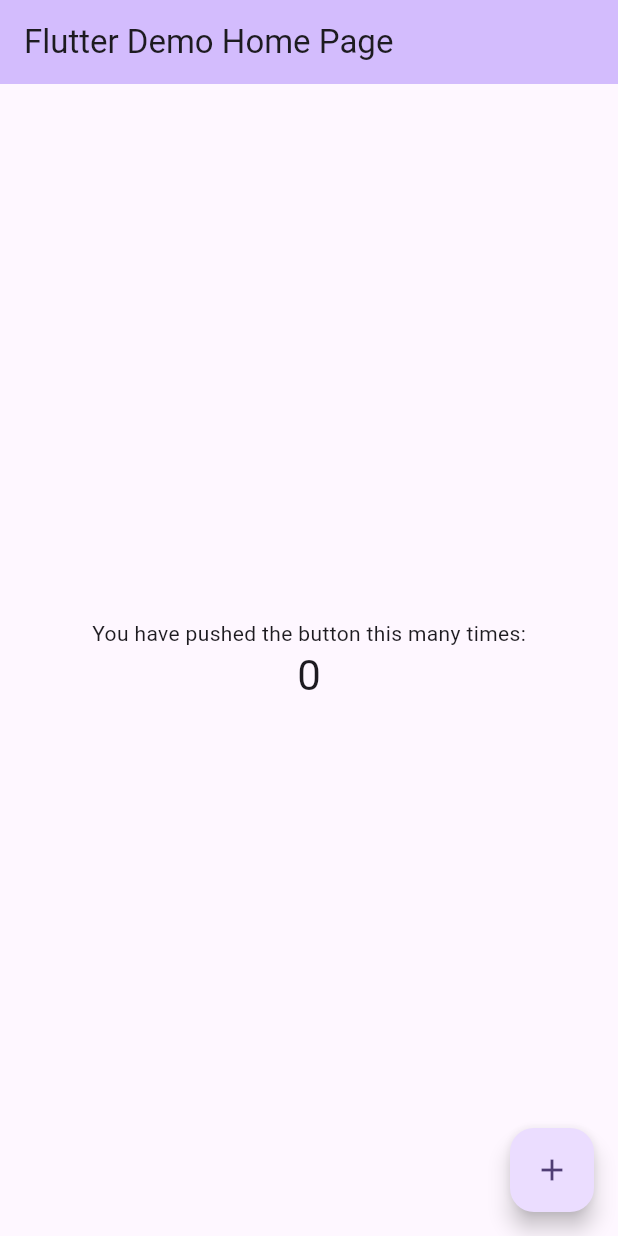
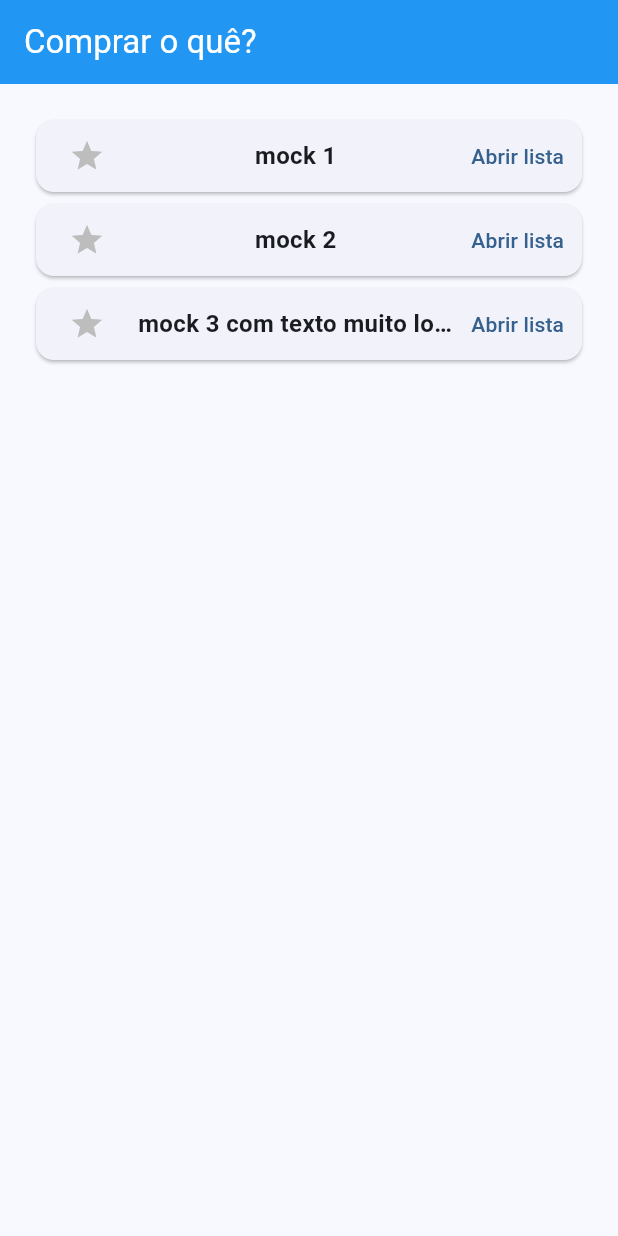
Before and after one commit to Silva-Amon/comprar_oque, a Flutter app: the screen it shows after launch, on a phone screen of 412 x 824 dp. Run offline on Flutter 3.47's test engine with Material 3 defaults, Android fonts, the phone set to English and light mode, and no system bars.

Commit message:
90 porcento da home pronto

```diff
--- a/lib/main.dart
+++ b/lib/main.dart
@@ -1,3 +1,4 @@
+import 'package:comprar_oque/screens/home.dart';
 import 'package:flutter/material.dart';
 
 void main() {
@@ -7,119 +8,18 @@ void main() {
 class MyApp extends StatelessWidget {
   const MyApp({super.key});
 
-  // This widget is the root of your application.
   @override
   Widget build(BuildContext context) {
     return MaterialApp(
       title: 'Flutter Demo',
       theme: ThemeData(
-        // This is the theme of your application.
-        //
-        // TRY THIS: Try running your application with "flutter run". You'll see
-        // the application has a purple toolbar. Then, without quitting the app,
-        // try changing the seedColor in the colorScheme below to Colors.green
-        // and then invoke "hot reload" (save your changes or press the "hot
-        // reload" button in a Flutter-supported IDE, or press "r" if you used
-        // the command line to start the app).
-        //
-        // Notice that the counter didn't reset back to zero; the application
-        // state is not lost during the reload. To reset the state, use hot
-        // restart instead.
-        //
-        // This works for code too, not just values: Most code changes can be
-        // tested with just a hot reload.
-        colorScheme: ColorScheme.fromSeed(seedColor: Colors.deepPurple),
+        colorScheme: ColorScheme.fromSeed(seedColor: Colors.blue),
         useMaterial3: true,
       ),
-      home: const MyHomePage(title: 'Flutter Demo Home Page'),
+      routes:{
+        "/": (context) => const HomePurchaseListWidget()
+      },
+      initialRoute: "/",
     );
   }
 }
-
-class MyHomePage extends StatefulWidget {
-  const MyHomePage({super.key, required this.title});
-
-  // This widget is the home page of your application. It is stateful, meaning
-  // that it has a State object (defined below) that contains fields that affect
-  // how it looks.
-
-  // This class is the configuration for the state. It holds the values (in this
-  // case the title) provided by the parent (in this case the App widget) and
-  // used by the build method of the State. Fields in a Widget subclass are
-  // always marked "final".
-
-  final String title;
-
-  @override
-  State<MyHomePage> createState() => _MyHomePageState();
-}
-
-class _MyHomePageState extends State<MyHomePage> {
-  int _counter = 0;
-
-  void _incrementCounter() {
-    setState(() {
-      // This call to setState tells the Flutter framework that something has
-      // changed in this State, which causes it to rerun the build method below
-      // so that the display can reflect the updated values. If we changed
-      // _counter without calling setState(), then the build method would not be
-      // called again, and so nothing would appear to happen.
-      _counter++;
-    });
-  }
-
-  @override
-  Widget build(BuildContext context) {
-    // This method is rerun every time setState is called, for instance as done
-    // by the _incrementCounter method above.
-    //
-    // The Flutter framework has been optimized to make rerunning build methods
-    // fast, so that you can just rebuild anything that needs updating rather
-    // than having to individually change instances of widgets.
-    return Scaffold(
-      appBar: AppBar(
-        // TRY THIS: Try changing the color here to a specific color (to
-        // Colors.amber, perhaps?) and trigger a hot reload to see the AppBar
-        // change color while the other colors stay the same.
-        backgroundColor: Theme.of(context).colorScheme.inversePrimary,
-        // Here we take the value from the MyHomePage object that was created by
-        // the App.build method, and use it to set our appbar title.
-        title: Text(widget.title),
-      ),
-      body: Center(
-        // Center is a layout widget. It takes a single child and positions it
-        // in the middle of the parent.
-        child: Column(
-          // Column is also a layout widget. It takes a list of children and
-          // arranges them vertically. By default, it sizes itself to fit its
-          // children horizontally, and tries to be as tall as its parent.
-          //
-          // Column has various properties to control how it sizes itself and
-          // how it positions its children. Here we use mainAxisAlignment to
-          // center the children vertically; the main axis here is the vertical
-          // axis because Columns are vertical (the cross axis would be
-          // horizontal).
-          //
-          // TRY THIS: Invoke "debug painting" (choose the "Toggle Debug Paint"
-          // action in the IDE, or press "p" in the console), to see the
-          // wireframe for each widget.
-          mainAxisAlignment: MainAxisAlignment.center,
-          children: <Widget>[
-            const Text(
-              'You have pushed the button this many times:',
-            ),
-            Text(
-              '$_counter',
-              style: Theme.of(context).textTheme.headlineMedium,
-            ),
-          ],
-        ),
-      ),
-      floatingActionButton: FloatingActionButton(
-        onPressed: _incrementCounter,
-        tooltip: 'Increment',
-        child: const Icon(Icons.add),
-      ), // This trailing comma makes auto-formatting nicer for build methods.
-    );
-  }
-}
--- /dev/null
+++ b/lib/models/purchaseList.dart
@@ -0,0 +1,7 @@
+class PurchaseList {
+  final int id;
+  final String title;
+  bool fav = false;
+
+  PurchaseList(this.id, this.title);
+}
--- /dev/null
+++ b/lib/screens/home.dart
@@ -0,0 +1,75 @@
+import 'package:comprar_oque/models/purchaseList.dart';
+import 'package:flutter/material.dart';
+
+class HomePurchaseListWidget extends StatefulWidget {
+  const HomePurchaseListWidget({super.key});
+
+  @override
+  State<HomePurchaseListWidget> createState() => _HomePurchaseListWidgetState();
+}
+
+class _HomePurchaseListWidgetState extends State<HomePurchaseListWidget> {
+  final List _purchasLists = [
+    PurchaseList(0, 'mock 1'),
+    PurchaseList(1, 'mock 2'),
+    PurchaseList(2, 'mock 3 com texto muito longoooo'),
+  ];
+
+  _setFav(PurchaseList purchaseList) {
+    setState(() {
+      purchaseList.fav = !purchaseList.fav;
+    });
+  }
+
+  void routeToList(int listId) {}
+
+  @override
+  Widget build(BuildContext context) {
+    return Scaffold(
+      appBar: AppBar(
+        title: const Text("Comprar o quê?", style: TextStyle(color: Colors.white),),
+        backgroundColor: Colors.blue,
+      ),
+      body: Column(children: [
+        Center(
+            child: Padding(
+                padding: const EdgeInsets.all(20.0),
+                child: Column(children: _buildPurchaseListCards())))
+      ]),
+    );
+  }
+
+  List<Widget> _buildPurchaseListCards() {
+    return _purchasLists
+        .map(
+          (purchaseList) => Card(
+            child: Row(
+              mainAxisAlignment: MainAxisAlignment.spaceBetween,
+              children: <Widget>[
+                Padding(
+                  padding: const EdgeInsets.only(left: 10.0, right: 10.0),
+                  child: IconButton(
+                    onPressed: () => _setFav(purchaseList),
+                    icon: const Icon(Icons.star),
+                    color: !purchaseList.fav ? Colors.grey[400] : Colors.amber,
+                  ),
+                ),
+                Flexible(
+                  child: Text(purchaseList.title,
+                      overflow: TextOverflow.ellipsis,
+                      style:
+                          TextStyle(fontWeight: FontWeight.w700, fontSize: 16)),
+                ),
+                TextButton(
+                  child: const Text("Abrir lista"),
+                  onPressed: () {
+                    /* TODO: realiza rota a tela de listas, buscando os dados da lista no SQlit  */
+                  },
+                ),
+              ],
+            ),
+          ),
+        )
+        .toList();
+  }
+}
```
Also changed, not shown: lib/screens/fav.dart (added), lib/screens/list.dart (added).
